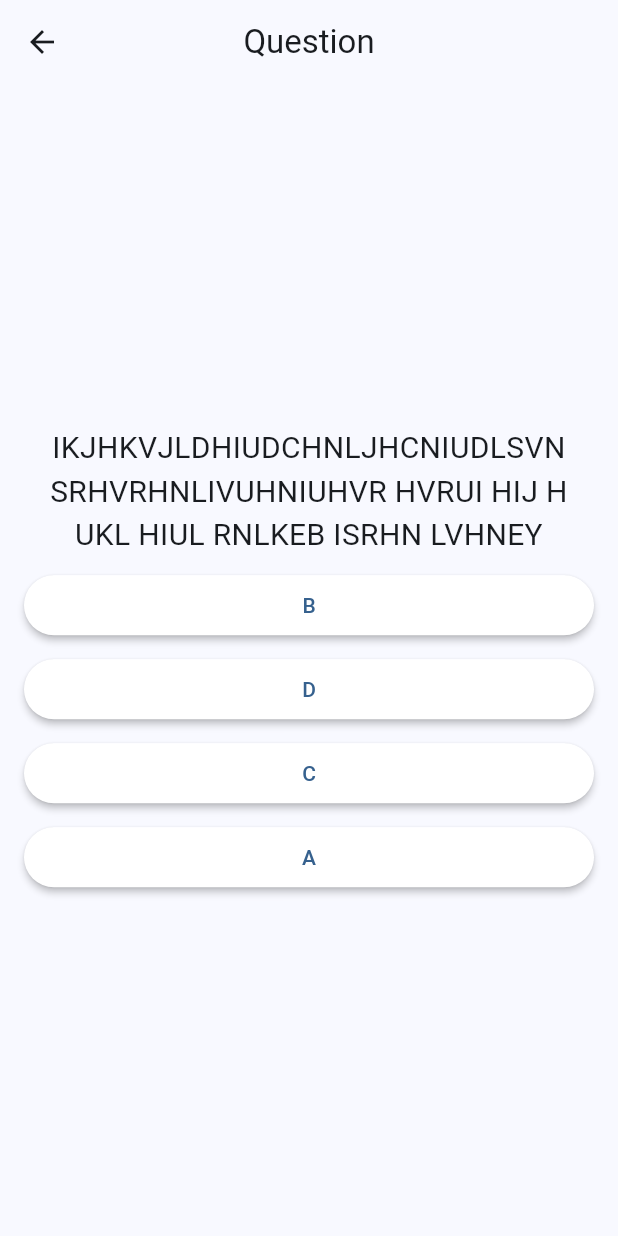
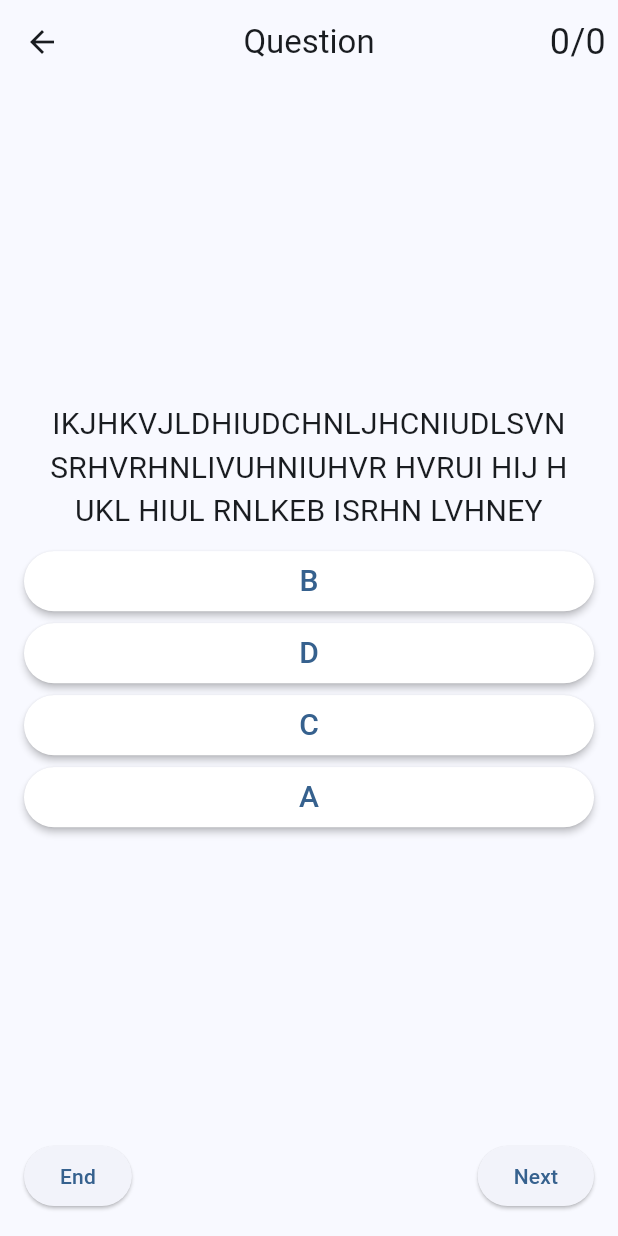
Before and after one commit to MananGandhi1810/quiz-app, a Flutter app: the screen it shows after launch, after a tap on "Start Quiz", on a phone screen of 412 x 824 dp. Run offline on Flutter 3.47's test engine with Material 3 defaults, Android fonts, the phone set to English and light mode, and no system bars.

Commit message:
Track score

```diff
--- a/lib/main.dart
+++ b/lib/main.dart
@@ -1,6 +1,7 @@
 import 'package:flutter/material.dart';
 import 'package:provider/provider.dart';
 import 'package:quiz_app/providers/question_provider.dart';
+import 'package:quiz_app/providers/score_provider.dart';
 import './presentation/home_page.dart';
 
 void main() {
@@ -12,8 +13,15 @@ class RootApp extends StatelessWidget {
 
   @override
   Widget build(BuildContext context) {
-    return ChangeNotifierProvider(
-      create: (_) => QuestionProvider(),
+    return MultiProvider(
+      providers: [
+        ChangeNotifierProvider(
+          create: (_) => QuestionProvider(),
+        ),
+        ChangeNotifierProvider(
+          create: (_) => ScoreProvider(),
+        )
+      ],
       child: MaterialApp(
         theme: ThemeData(
           colorSchemeSeed: Colors.blue,
--- a/lib/presentation/home_page.dart
+++ b/lib/presentation/home_page.dart
@@ -2,6 +2,7 @@ import 'package:flutter/material.dart';
 import 'package:provider/provider.dart';
 import 'package:quiz_app/presentation/question_page.dart';
 import 'package:quiz_app/providers/question_provider.dart';
+import 'package:quiz_app/providers/score_provider.dart';
 
 class HomePage extends StatefulWidget {
   const HomePage({super.key});
@@ -37,6 +38,7 @@ class _HomePageState extends State<HomePage> {
               iconColor: WidgetStatePropertyAll(Colors.white),
             ),
             onPressed: () {
+              context.read<ScoreProvider>().resetScore();
               Navigator.of(context).push(
                 MaterialPageRoute(
                   builder: (_) => QuestionPage(),
--- a/lib/presentation/question_page.dart
+++ b/lib/presentation/question_page.dart
@@ -2,6 +2,7 @@ import 'package:flutter/material.dart';
 import 'package:provider/provider.dart';
 import 'package:quiz_app/models/question_model.dart';
 import 'package:quiz_app/providers/question_provider.dart';
+import 'package:quiz_app/providers/score_provider.dart';
 
 class QuestionPage extends StatefulWidget {
   const QuestionPage({super.key});
@@ -26,6 +27,9 @@ class _QuestionPageState extends State<QuestionPage> {
     if (_submittedAnswer != null) {
       return;
     }
+    context
+        .read<ScoreProvider>()
+        .submitAnswer(answer == _question?.answer);
     setState(() {
       _submittedAnswer = answer;
     });
@@ -37,119 +41,87 @@ class _QuestionPageState extends State<QuestionPage> {
       appBar: AppBar(
         title: Text("Question"),
         centerTitle: true,
+        actions: [
+          Padding(
+            padding: const EdgeInsets.only(right: 8.0),
+            child: Text(
+              "${context.watch<ScoreProvider>().correct}/${context.watch<ScoreProvider>().total}",
+              style: TextStyle(fontSize: 24),
+            ),
+          )
+        ],
       ),
       body: _question != null
           ? Padding(
               padding: const EdgeInsets.all(16.0),
               child: Column(
+                children: [
+                  Expanded(
+                    child: Column(
                       mainAxisAlignment: MainAxisAlignment.center,
                       crossAxisAlignment: CrossAxisAlignment.center,
                       children: [
-                  Center(
-                    child: Text(
+                        Text(
                           _question?.question ?? "",
                           style: TextStyle(
                             fontSize: 20,
                           ),
                           textAlign: TextAlign.center,
                         ),
-                  ),
                         Padding(
                           padding: EdgeInsets.all(4),
                         ),
+                        for (int i = 0; i < 4; i++)
+                          Column(
+                            children: [
                               SizedBox(
                                 width: MediaQuery.of(context).size.width,
                                 child: ElevatedButton(
-                      onPressed: () => submitAnswer(_question?.options[0]),
+                                  onPressed: () =>
+                                      submitAnswer(_question?.options[i]),
                                   style: ButtonStyle(
                                     elevation: WidgetStatePropertyAll(2),
                                     backgroundColor: WidgetStatePropertyAll(
                                       _submittedAnswer != null
-                              ? _question?.answer == _question?.options[0]
+                                          ? _question?.answer ==
+                                                  _question?.options[i]
                                               ? Colors.green
-                                  : _submittedAnswer == _question?.options[0]
+                                              : _submittedAnswer ==
+                                                      _question?.options[i]
                                                   ? Colors.red
                                                   : Colors.white
                                           : Colors.white,
                                     ),
                                   ),
                                   child: Text(
-                        _question?.options[0] ?? "",
+                                    _question?.options[i] ?? "",
+                                    style: TextStyle(fontSize: 20),
                                   ),
                                 ),
                               ),
-                  Padding(
+                              i == 3
+                                  ? Padding(
                                       padding: EdgeInsets.all(4),
-                  ),
-                  SizedBox(
-                    width: MediaQuery.of(context).size.width,
-                    child: ElevatedButton(
-                      onPressed: () => submitAnswer(_question?.options[1]),
-                      style: ButtonStyle(
-                        elevation: WidgetStatePropertyAll(2),
-                        backgroundColor: WidgetStatePropertyAll(
-                          _submittedAnswer != null
-                              ? _question?.answer == _question?.options[1]
-                                  ? Colors.green
-                                  : _submittedAnswer == _question?.options[1]
-                                      ? Colors.red
-                                      : Colors.white
-                              : Colors.white,
+                                    )
+                                  : Container(),
+                            ],
+                          )
+                      ],
                     ),
                   ),
-                      child: Text(
-                        _question?.options[1] ?? "",
+                  Row(
+                    mainAxisAlignment: MainAxisAlignment.spaceBetween,
+                    children: [
+                      ElevatedButton(
+                        onPressed: () {},
+                        child: Text("End"),
                       ),
+                      ElevatedButton(
+                        onPressed: () {},
+                        child: Text("Next"),
                       ),
-                  ),
-                  Padding(
-                    padding: EdgeInsets.all(4),
-                  ),
-                  SizedBox(
-                    width: MediaQuery.of(context).size.width,
-                    child: ElevatedButton(
-                      onPressed: () => submitAnswer(_question?.options[2]),
-                      style: ButtonStyle(
-                        elevation: WidgetStatePropertyAll(2),
-                        backgroundColor: WidgetStatePropertyAll(
-                          _submittedAnswer != null
-                              ? _question?.answer == _question?.options[2]
-                                  ? Colors.green
-                                  : _submittedAnswer == _question?.options[2]
-                                      ? Colors.red
-                                      : Colors.white
-                              : Colors.white,
-                        ),
-                      ),
-                      child: Text(
-                        _question?.options[2] ?? "",
-                      ),
-                    ),
-                  ),
-                  Padding(
-                    padding: EdgeInsets.all(4),
-                  ),
-                  SizedBox(
-                    width: MediaQuery.of(context).size.width,
-                    child: ElevatedButton(
-                      onPressed: () => submitAnswer(_question?.options[3]),
-                      style: ButtonStyle(
-                        elevation: WidgetStatePropertyAll(2),
-                        backgroundColor: WidgetStatePropertyAll(
-                          _submittedAnswer != null
-                              ? _question?.answer == _question?.options[3]
-                                  ? Colors.green
-                                  : _submittedAnswer == _question?.options[3]
-                                      ? Colors.red
-                                      : Colors.white
-                              : Colors.white,
-                        ),
-                      ),
-                      child: Text(
-                        _question?.options[3] ?? "",
-                      ),
-                    ),
-                  ),
+                    ],
+                  )
                 ],
               ),
             )
--- /dev/null
+++ b/lib/providers/score_provider.dart
@@ -0,0 +1,23 @@
+import 'package:flutter/material.dart';
+
+class ScoreProvider extends ChangeNotifier {
+  int _total = 0;
+  int _correct = 0;
+
+  int get total => _total;
+  int get correct => _correct;
+
+  void resetScore() {
+    _total = 0;
+    _correct = 0;
+    notifyListeners();
+  }
+
+  void submitAnswer(bool answerCorrect) {
+    _total++;
+    if (answerCorrect) {
+      _correct++;
+    }
+    notifyListeners();
+  }
+}
```
Lines whose indentation alone changed are shown as unchanged.
